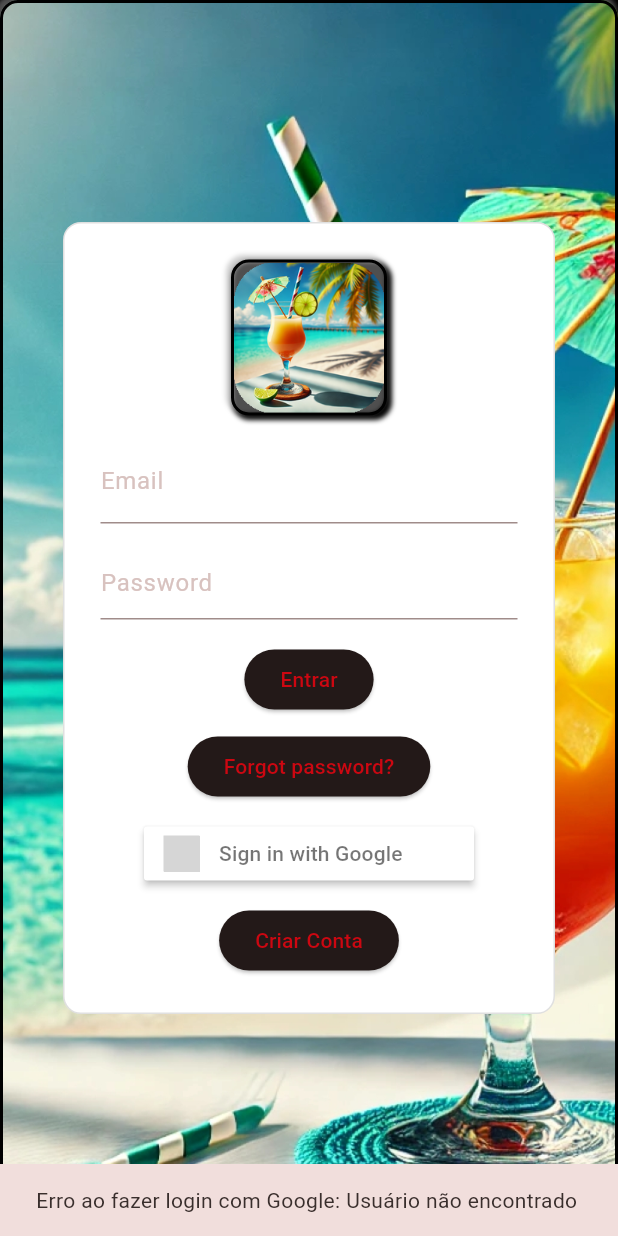
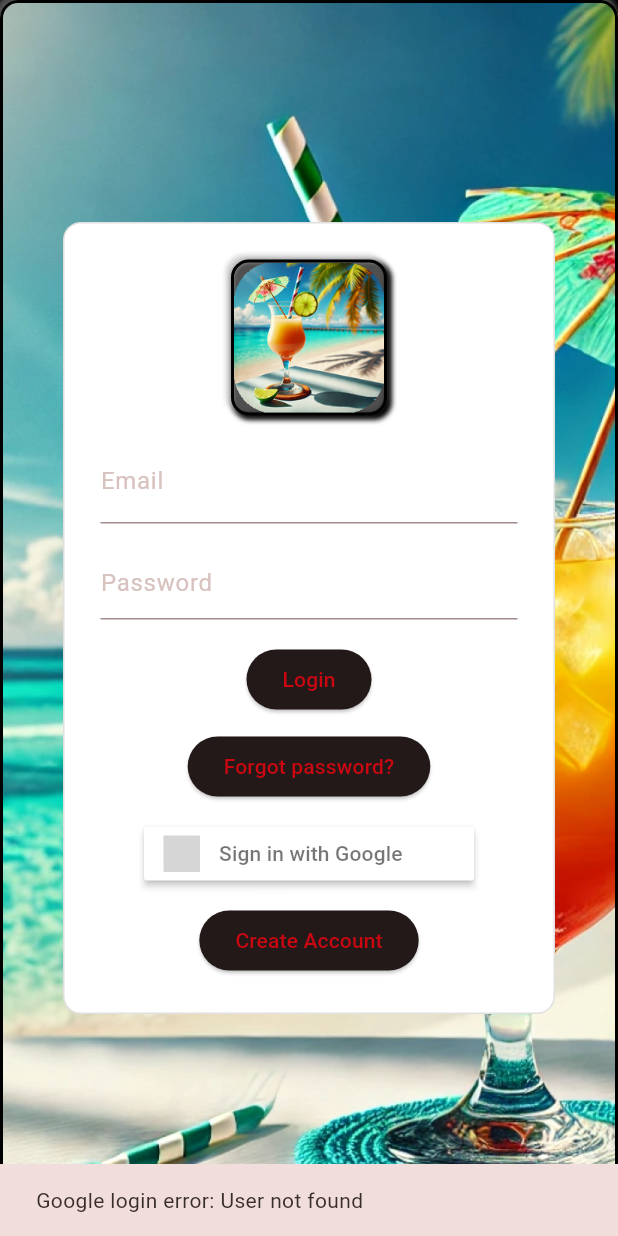
Before and after one commit to jhonnylucius/give_me_a_sip, a Flutter app: the screen it shows after launch, after a tap on "Sign in with Google", on a phone screen of 412 x 824 dp. Run offline on Flutter 3.47's test engine with Material 3 defaults, Android fonts, the phone set to English and light mode, and no system bars; our stand-ins replace cloud_firestore, dio, firebase_auth, firebase_core, flutter_i18n, flutter_signin_button and 9 more; missing offline and left inert: translator; accounts and stored records are empty; generated files the repository leaves out were written again; statements that could not run were skipped; grey boxes are pictures that could not be loaded.

Commit message:
atualiza tela de login para suportar traduções e melhora mensagens de erro

```diff
--- a/appdrinks/lib/screens/login_screen.dart
+++ b/appdrinks/lib/screens/login_screen.dart
@@ -118,8 +118,9 @@ class LoginScreen extends StatelessWidget {
                       if (email.isEmpty || senha.isEmpty) {
                         ScaffoldMessenger.of(context).showSnackBar(
                           SnackBar(
-                              content:
-                                  Text('Por favor, preencha todos os campos')),
+                            content: Text(FlutterI18n.translate(
+                                context, 'login.fill_all_fields')),
+                          ),
                         );
                         return;
                       }
@@ -134,22 +135,27 @@ class LoginScreen extends StatelessWidget {
                               builder: (context) => HomeScreen(
                                 user: user,
                                 showFavorites: false,
-                                    )),
+                              ),
+                            ),
                           );
                         } else {
                           ScaffoldMessenger.of(context).showSnackBar(
                             SnackBar(
-                                content: Text(
-                                    'Erro ao fazer login: Usuário não encontrado')),
+                              content: Text(FlutterI18n.translate(
+                                  context, 'login.user_not_found')),
+                            ),
                           );
                         }
                       } catch (e) {
                         ScaffoldMessenger.of(context).showSnackBar(
-                          SnackBar(content: Text('Erro ao fazer login: $e')),
+                          SnackBar(
+                            content: Text(
+                                '${FlutterI18n.translate(context, 'login.login_error')}: $e'),
+                          ),
                         );
                       }
                     },
-                    child: Text(FlutterI18n.translate(context, "Entrar")),
+                    child: Text(FlutterI18n.translate(context, "login.login")),
                   ),
                   SizedBox(height: 10),
                   ElevatedButton(
@@ -176,20 +182,23 @@ class LoginScreen extends StatelessWidget {
                               builder: (context) => HomeScreen(
                                 user: user,
                                 showFavorites: false,
-                                    )),
+                              ),
+                            ),
                           );
                         } else {
                           ScaffoldMessenger.of(context).showSnackBar(
                             SnackBar(
-                                content: Text(
-                                    'Erro ao fazer login com Google: Usuário não encontrado')),
+                              content: Text(FlutterI18n.translate(
+                                  context, 'login.google_user_not_found')),
+                            ),
                           );
                         }
                       } catch (e) {
                         ScaffoldMessenger.of(context).showSnackBar(
                           SnackBar(
-                              content:
-                                  Text('Erro ao fazer login com Google: $e')),
+                            content: Text(
+                                '${FlutterI18n.translate(context, 'login.google_login_error')}: $e'),
+                          ),
                         );
                       }
                     },
@@ -200,10 +209,12 @@ class LoginScreen extends StatelessWidget {
                       Navigator.push(
                         context,
                         MaterialPageRoute(
-                            builder: (context) => RegisterScreen()),
+                          builder: (context) => RegisterScreen(),
+                        ),
                       );
                     },
-                    child: Text(FlutterI18n.translate(context, "Criar Conta")),
+                    child: Text(
+                        FlutterI18n.translate(context, "login.create_account")),
                   ),
                 ],
               ),
```
Lines whose indentation alone changed are shown as unchanged.
